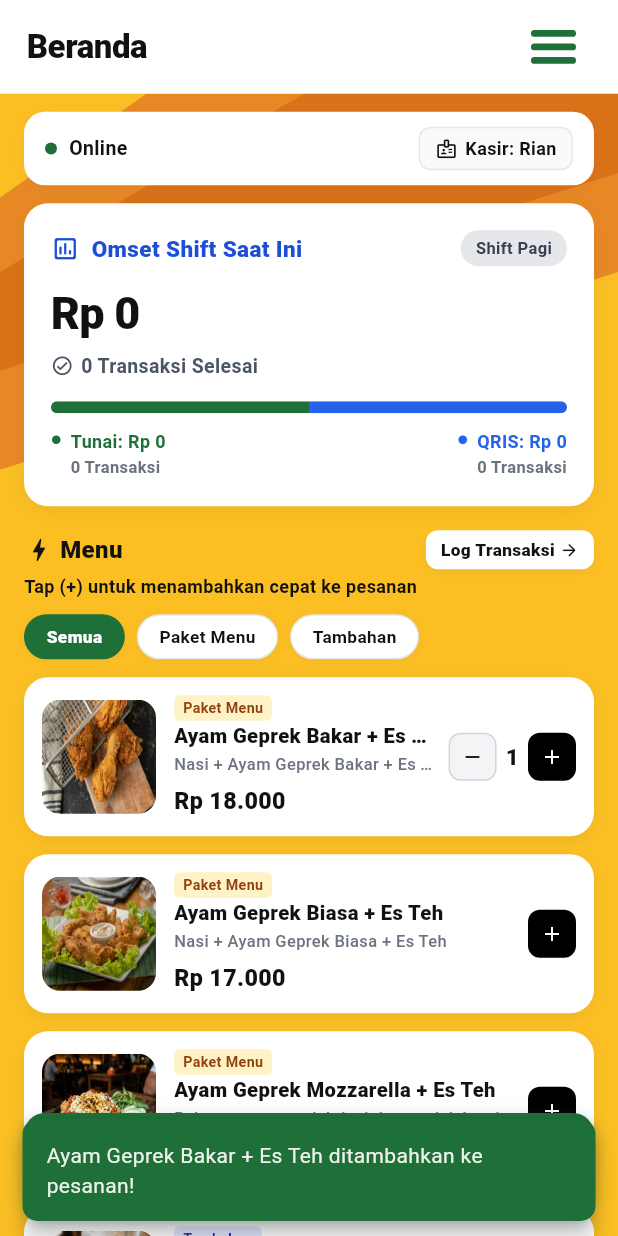
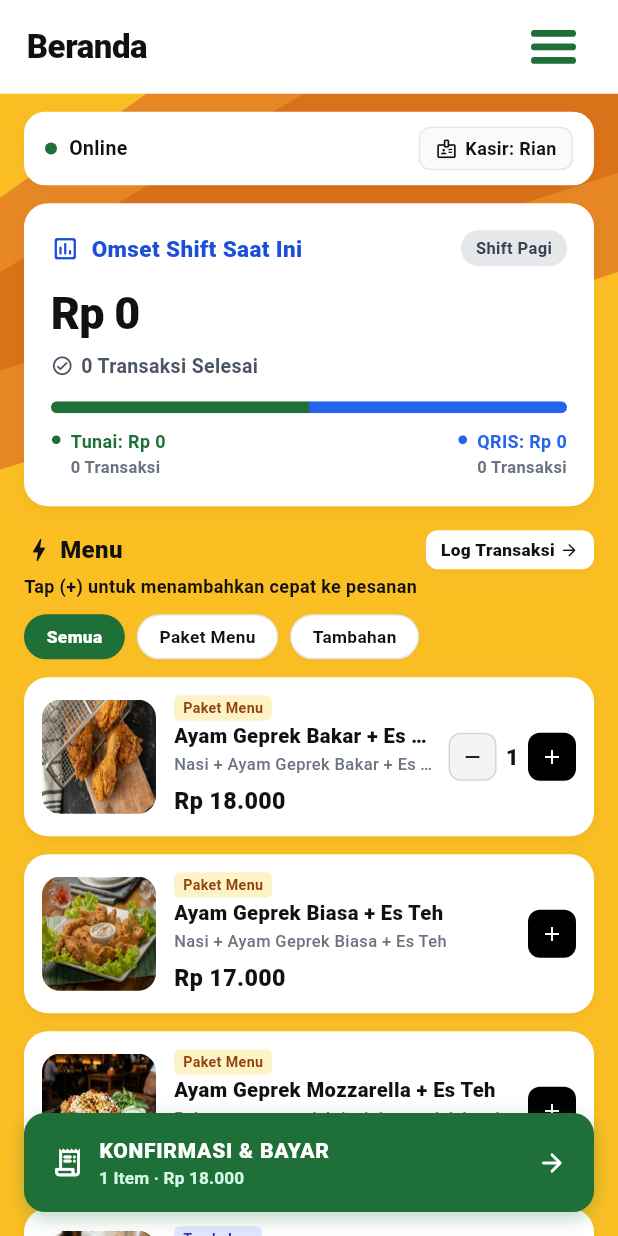
Before and after one commit to Ayradd24/flutter_prekduadara, a Flutter app: the screen it shows after launch, after a tap on "MULAI SHIFT", after a tap on the "add" icon, on a phone screen of 412 x 824 dp. Run offline on Flutter 3.47's test engine with Material 3 defaults, Android fonts, the phone set to English and light mode, and no system bars; our stand-ins replace drift, flutter_secure_storage, shared_preferences; accounts and stored records are empty; generated files the repository leaves out were written again; network calls fail.

Commit message:
perf(ui): hilangkan notifikasi snackbar saat tambah menu agar respon instan

```diff
--- a/lib/pages/Beranda.dart
+++ b/lib/pages/Beranda.dart
@@ -363,16 +363,6 @@ class _BerandaPageState extends State<BerandaPage> {
     setState(() {
       _itemCounts[name] = OrderStateService.getItemCount(name);
     });
-
-    ScaffoldMessenger.of(context).showSnackBar(
-      SnackBar(
-        content: Text('$name ditambahkan ke pesanan!'),
-        duration: const Duration(milliseconds: 900),
-        backgroundColor: primaryGreen,
-        behavior: SnackBarBehavior.floating,
-        shape: RoundedRectangleBorder(borderRadius: BorderRadius.circular(10)),
-      ),
-    );
   }
 
   void _removeItem(String name) {
```
